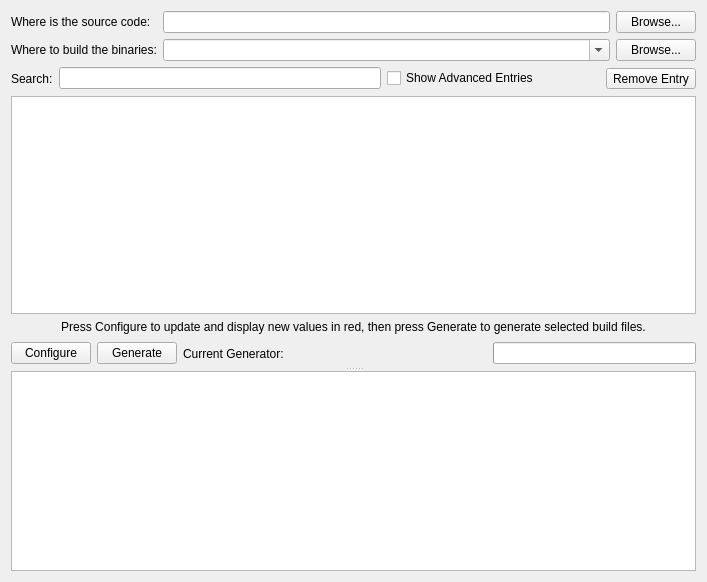
First picture: the form in Source/QtDialog/CMakeSetupDialog.ui, repository Kitware/CMake, before the edit.
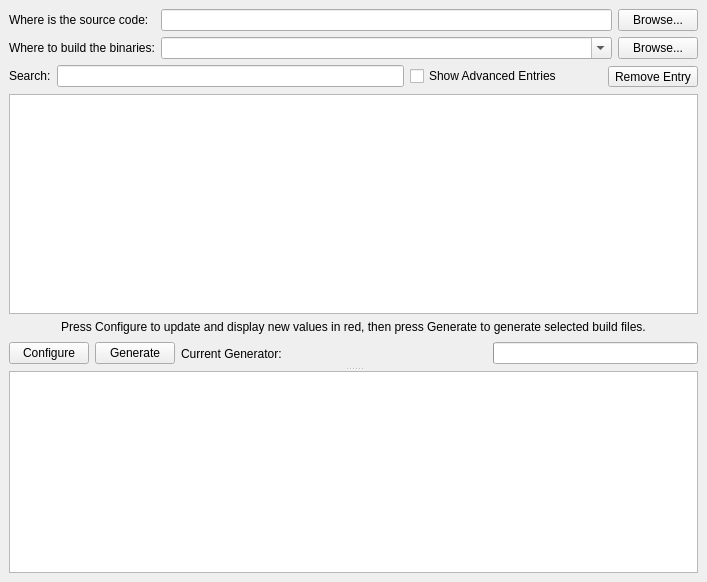
Second picture: the form after the edit. Icons and pictures are not drawn. Custom widgets are drawn as their Qt base class.

Commit message: ENH:  Fix layout with Qt 4.2. BUG:  Fix help comments to match what this GUI does.

What changed in the file:
```diff
--- a/Source/QtDialog/CMakeSetupDialog.ui
+++ b/Source/QtDialog/CMakeSetupDialog.ui
@@ -10,8 +10,20 @@
    </rect>
   </property>
   <layout class="QGridLayout" >
+   <property name="margin" >
+    <number>9</number>
+   </property>
+   <property name="spacing" >
+    <number>6</number>
+   </property>
    <item row="0" column="0" >
     <layout class="QGridLayout" >
+     <property name="margin" >
+      <number>0</number>
+     </property>
+     <property name="spacing" >
+      <number>6</number>
+     </property>
      <item row="0" column="0" >
       <widget class="QLabel" name="label" >
        <property name="text" >
@@ -39,7 +51,9 @@
      <item row="1" column="1" >
       <widget class="QComboBox" name="BinaryDirectory" >
        <property name="sizePolicy" >
-        <sizepolicy vsizetype="Fixed" hsizetype="Expanding" >
+        <sizepolicy>
+         <hsizetype>7</hsizetype>
+         <vsizetype>0</vsizetype>
          <horstretch>0</horstretch>
          <verstretch>0</verstretch>
         </sizepolicy>
@@ -74,12 +88,23 @@
        <property name="margin" >
         <number>0</number>
        </property>
+       <property name="spacing" >
+        <number>6</number>
+       </property>
        <item>
         <layout class="QHBoxLayout" >
+         <property name="margin" >
+          <number>0</number>
+         </property>
+         <property name="spacing" >
+          <number>6</number>
+         </property>
          <item>
           <widget class="QLabel" name="label_4" >
            <property name="sizePolicy" >
-            <sizepolicy vsizetype="Preferred" hsizetype="Minimum" >
+            <sizepolicy>
+             <hsizetype>0</hsizetype>
+             <vsizetype>0</vsizetype>
              <horstretch>0</horstretch>
              <verstretch>0</verstretch>
             </sizepolicy>
@@ -92,7 +117,9 @@
          <item>
           <widget class="QLineEdit" name="Search" >
            <property name="sizePolicy" >
-            <sizepolicy vsizetype="Fixed" hsizetype="Expanding" >
+            <sizepolicy>
+             <hsizetype>7</hsizetype>
+             <vsizetype>0</vsizetype>
              <horstretch>0</horstretch>
              <verstretch>0</verstretch>
             </sizepolicy>
@@ -116,7 +143,7 @@
            </property>
            <property name="sizeHint" >
             <size>
-             <width>61</width>
+             <width>40</width>
              <height>23</height>
             </size>
            </property>
@@ -168,6 +195,12 @@
        </item>
        <item>
         <layout class="QHBoxLayout" >
+         <property name="margin" >
+          <number>0</number>
+         </property>
+         <property name="spacing" >
+          <number>6</number>
+         </property>
          <item>
           <widget class="QPushButton" name="ConfigureButton" >
            <property name="text" >
```
The commit also changes 1 other file.
